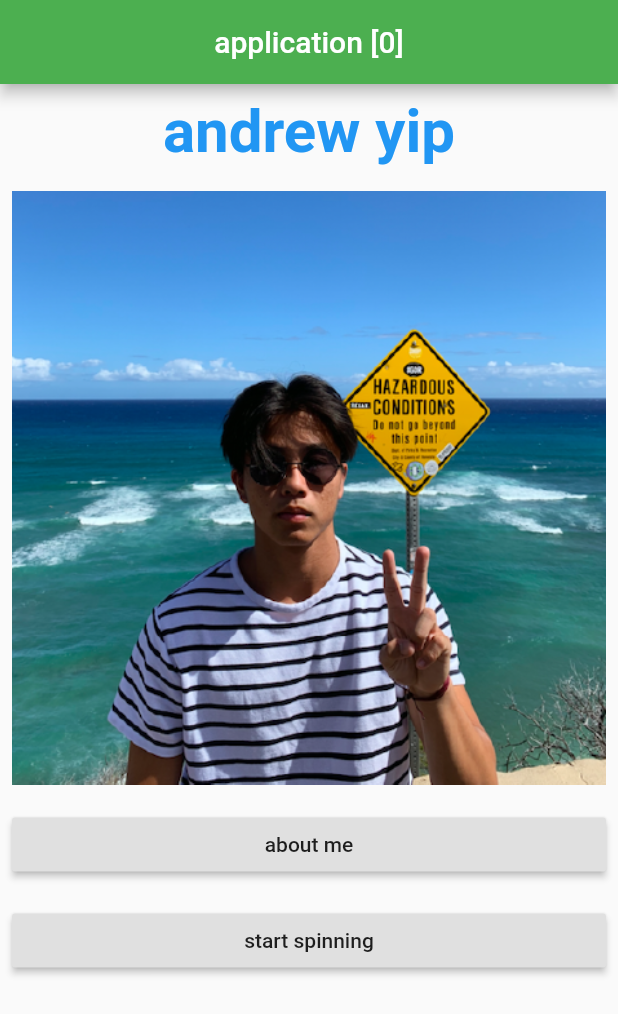
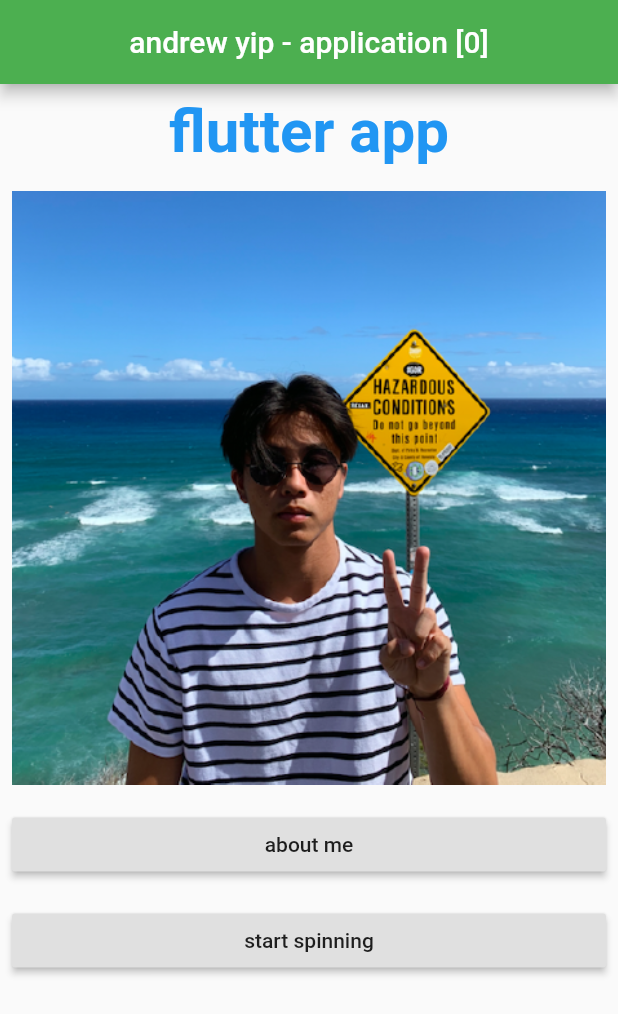
Before and after one commit to andrew-yip/flutter-first-app, a Flutter app: the screen it shows after launch, on a phone screen of 412 x 824 dp. Shown: the top 1014 px of the screen. Run offline on Flutter 3.47's test engine with Material 2 defaults, Android fonts, the phone set to English and light mode, and no system bars; our stand-ins replace flutter_spinkit.

Commit message:
changed app bar and title (minor changes)

```diff
--- a/lib/main.dart
+++ b/lib/main.dart
@@ -20,7 +20,7 @@ class _MyAppState extends State<MyApp> {
     return MaterialApp(
       home: Scaffold(
         appBar: AppBar(
-          title: Center(child: Text('application [0]')),
+          title: Center(child: Text('andrew yip - application [0]')),
           backgroundColor: Colors.green,
         ),
         body: Scaffold(
@@ -30,7 +30,7 @@ class _MyAppState extends State<MyApp> {
               padding: const EdgeInsets.all(8.0),
               child: Center(
                 child: Text(
-                  'andrew yip',
+                  'flutter app',
                   style: TextStyle(
                     color: Colors.blue,
                     fontSize: 40,
```
